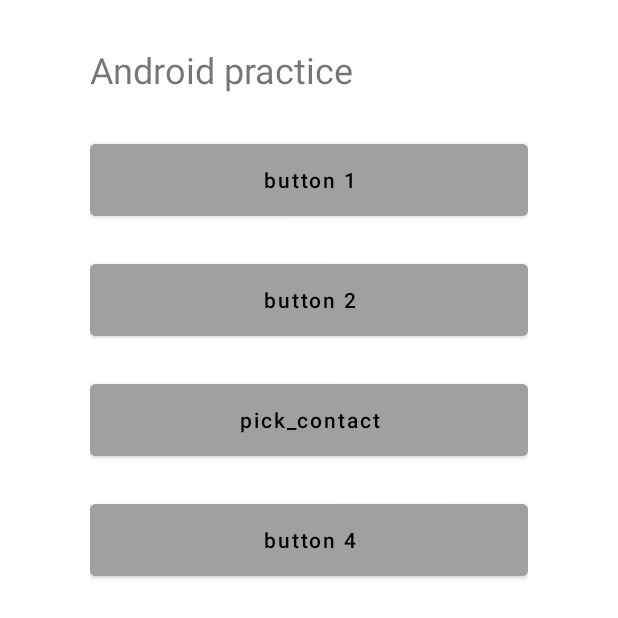
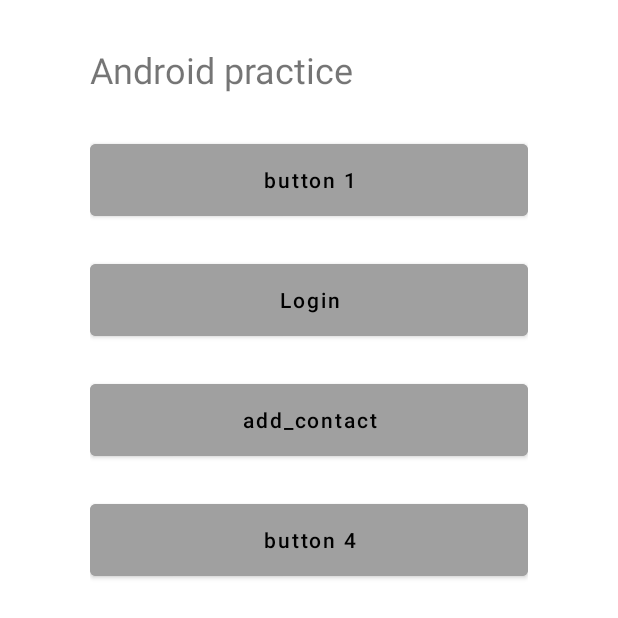
Before and after one commit to zycsustc/AndroidJunior, an Android app: the screen it shows after launch (MainActivity), on a phone screen of 412 x 824 dp, the top half of it. Run offline under Robolectric (Android 15) with nearby library versions, the phone set to English and light mode, and no system bars.

Commit message:
[yichi][feat] add create contact function

```diff
--- a/app/src/main/AndroidManifest.xml
+++ b/app/src/main/AndroidManifest.xml
@@ -1,6 +1,8 @@
 <?xml version="1.0" encoding="utf-8"?>
 <manifest xmlns:android="http://schemas.android.com/apk/res/android"
     package="com.example.myapplication">
+
+    <uses-permission android:name="android.permission.READ_CONTACTS" />
 
     <application
         android:allowBackup="true"
--- a/app/src/main/res/layout/frame_layout.xml
+++ b/app/src/main/res/layout/frame_layout.xml
@@ -38,7 +38,8 @@
                 android:layout_marginVertical="10dp"
                 android:height="@dimen/button_height"
                 android:backgroundTint="@color/gray"
-                android:text="@string/button2"
+                android:onClick="onLoginClick"
+                android:text="@string/login"
                 android:textAllCaps="false"
                 android:textColor="@color/black" />
 
@@ -48,10 +49,10 @@
                 android:layout_marginVertical="10dp"
                 android:height="@dimen/button_height"
                 android:backgroundTint="@color/gray"
-                android:text="@string/pick_contact"
+                android:onClick="onAddContactClick"
+                android:text="@string/add_contact"
                 android:textAllCaps="false"
-                android:textColor="@color/black"
-                android:onClick="onPickContactClick"/>
+                android:textColor="@color/black" />
 
             <Button
                 android:layout_width="match_parent"
--- a/app/src/main/res/values/strings.xml
+++ b/app/src/main/res/values/strings.xml
@@ -24,5 +24,5 @@
     <string name="facebook">facebook</string>
     <string name="twitter">twitter</string>
     <string name="sign_up_with_e_mail">Sign Up with E-mail</string>
-    <string name="pick_contact">pick_contact</string>
+    <string name="add_contact">add_contact</string>
 </resources>
```
Also changed, not shown: app/src/main/java/com/example/myapplication/MainActivity.kt (+57 -8 lines), 2 other files.
